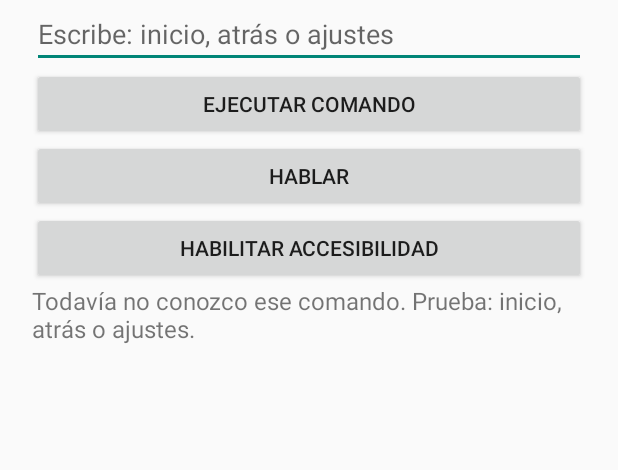
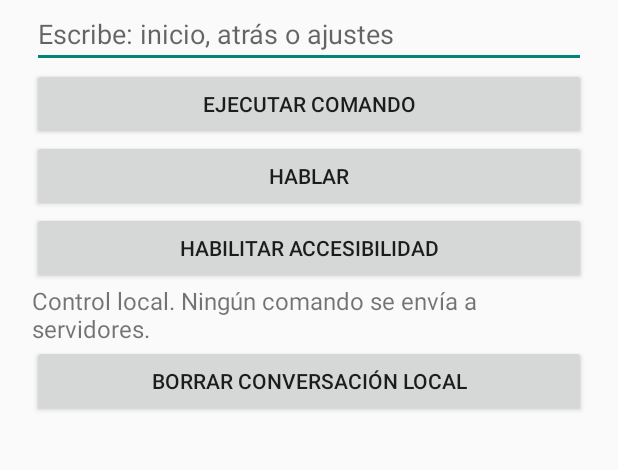
Before and after one commit to cedanoconan-coder/leon-ai-android-, an Android app: the screen it shows after launch (MainActivity), after a tap on "EJECUTAR COMANDO", on a phone screen of 412 x 824 dp, the part 105-575 px from its top. Run offline under Robolectric (Android 15) with nearby library versions, the phone set to English and light mode, and no system bars.

Commit message:
Preparar historial local persistente y borrado para León AI Android

```diff
--- a/app/src/main/java/com/leonai/android/MainActivity.kt
+++ b/app/src/main/java/com/leonai/android/MainActivity.kt
@@ -11,11 +11,14 @@ import android.widget.Button
 import android.widget.EditText
 import android.widget.LinearLayout
 import android.widget.TextView
+import android.widget.ScrollView
 
 class MainActivity : Activity() {
     private lateinit var command: EditText
     private lateinit var result: TextView
     private val speechRequest = 42
+    private lateinit var history: TextView
+    private val prefs by lazy { getSharedPreferences("leon_local_chat", MODE_PRIVATE) }
     override fun onCreate(savedInstanceState: Bundle?) {
         super.onCreate(savedInstanceState)
         val layout = LinearLayout(this).apply {
@@ -25,22 +28,31 @@ class MainActivity : Activity() {
         val title = TextView(this).apply { text = "🦁 León AI"; textSize = 28f }
         command = EditText(this).apply { hint = "Escribe: inicio, atrás o ajustes" }
         result = TextView(this).apply { text = "Control local. Ningún comando se envía a servidores."; textSize = 16f }
+        history = TextView(this).apply { text = prefs.getString("history", "") ?: ""; textSize = 15f }
+        val historyScroll = ScrollView(this).apply { addView(history) }
+        val clearHistory = Button(this).apply { text = "Borrar conversación local"; setOnClickListener { prefs.edit().remove("history").apply(); history.text = ""; result.text = "Conversación borrada de este dispositivo" } }
         val send = Button(this).apply { text = "Ejecutar comando"; setOnClickListener { execute(command.text.toString()) } }
         val voice = Button(this).apply { text = "Hablar"; setOnClickListener { startVoice() } }
         val permissions = Button(this).apply {
             text = "Habilitar accesibilidad"
             setOnClickListener { startActivity(Intent(Settings.ACTION_ACCESSIBILITY_SETTINGS)) }
         }
-        listOf(title, command, send, voice, permissions, result).forEach(layout::addView)
+        listOf(title, command, send, voice, permissions, result, clearHistory, historyScroll).forEach(layout::addView)
         setContentView(layout)
     }
     private fun execute(raw: String) {
+        if (raw.isBlank()) return
         when (raw.trim().lowercase()) {
             "inicio", "home" -> result.text = if (LeonAccessibilityService.navigateHome()) "Abriendo inicio" else "Activa accesibilidad primero"
             "atrás", "atras", "volver" -> result.text = if (LeonAccessibilityService.navigateBack()) "Volviendo" else "Activa accesibilidad primero"
             "ajustes" -> { startActivity(Intent(Settings.ACTION_SETTINGS)); result.text = "Abriendo ajustes" }
-            else -> result.text = "Todavía no conozco ese comando. Prueba: inicio, atrás o ajustes."
+            else -> result.text = "El modelo de IA local aún no está instalado. Por ahora puedo ejecutar: inicio, atrás o ajustes."
         }
+        val entry = "Tú: ${raw.trim()}\\nLeón: ${result.text}\\n\\n"
+        val previous = prefs.getString("history", "") ?: ""
+        val updated = (previous + entry).takeLast(100_000)
+        prefs.edit().putString("history", updated).apply()
+        history.text = updated
     }
     private fun startVoice() {
         if (checkSelfPermission(Manifest.permission.RECORD_AUDIO) != PackageManager.PERMISSION_GRANTED) {
```
